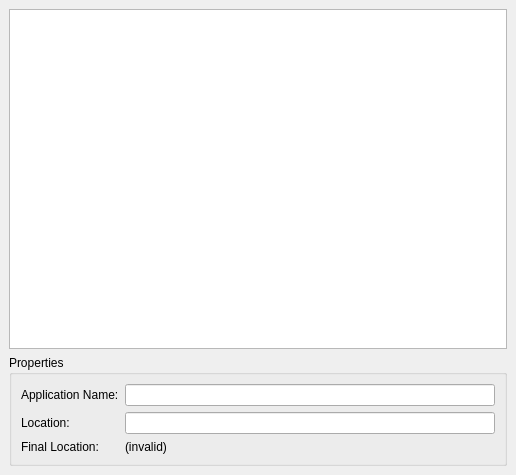
The window that plugins/appwizard/projectselectionpage.ui (KDE/kdevelop) describes before a commit, drawn with Qt 5.
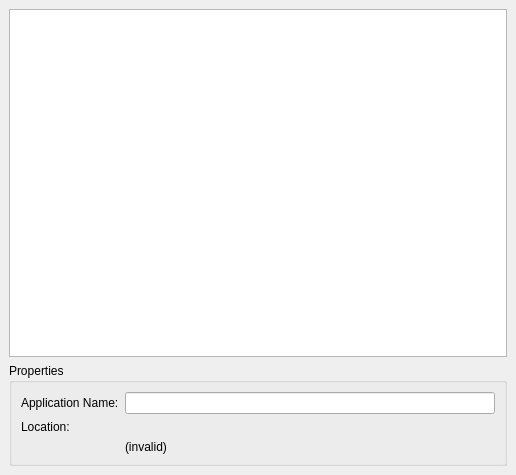
The same window after the commit. Custom widgets are drawn as their Qt base class.

Commit message: Move the pages into the dialog class, needed to properly validate/invalidate the next button. Also add a ApplicationInfo class to carry the new apps data to the plugin which still does the actual template extraction and creation of dirs.. Also changes the logic for the location a bit, the user now has to provide an empty or non-existing directory as location and the application name won't be added to that location. Application name and location on disk need to be completely separate. Unfortunately this is somewhat broken right now (some paths are wrong when creating a project).

Diff of the .ui file:
```diff
--- a/plugins/appwizard/projectselectionpage.ui
+++ b/plugins/appwizard/projectselectionpage.ui
@@ -28,19 +28,24 @@
       <property name="margin" >
        <number>9</number>
       </property>
-      <property name="spacing" >
+      <property name="topMargin" >
+       <number>9</number>
+      </property>
+      <property name="rightMargin" >
+       <number>9</number>
+      </property>
+      <property name="bottomMargin" >
+       <number>9</number>
+      </property>
+      <property name="horizontalSpacing" >
+       <number>6</number>
+      </property>
+      <property name="verticalSpacing" >
        <number>6</number>
       </property>
       <item row="1" column="1" >
        <widget class="KUrlRequester" name="locationUrl" />
       </item>
-      <item row="2" column="0" >
-       <widget class="QLabel" name="finalLocationLabel" >
-        <property name="text" >
-         <string>Final Location:</string>
-        </property>
-       </widget>
-      </item>
       <item row="1" column="0" >
        <widget class="QLabel" name="locationLabel" >
         <property name="text" >
@@ -56,7 +61,7 @@
        </widget>
       </item>
       <item row="2" column="1" >
-       <widget class="QLabel" name="finalLocationLabel" >
+       <widget class="QLabel" name="locationValidLabel" >
         <property name="text" >
          <string>(invalid)</string>
         </property>
@@ -73,7 +78,7 @@
  <customwidgets>
   <customwidget>
    <class>KUrlRequester</class>
-   <extends>QLineEdit</extends>
+   <extends>QFrame</extends>
    <header>kurlrequester.h</header>
   </customwidget>
  </customwidgets>
```
Left out of the diff: 17 changed lines with no effect on the pictures. The commit also changes 8 other files.
